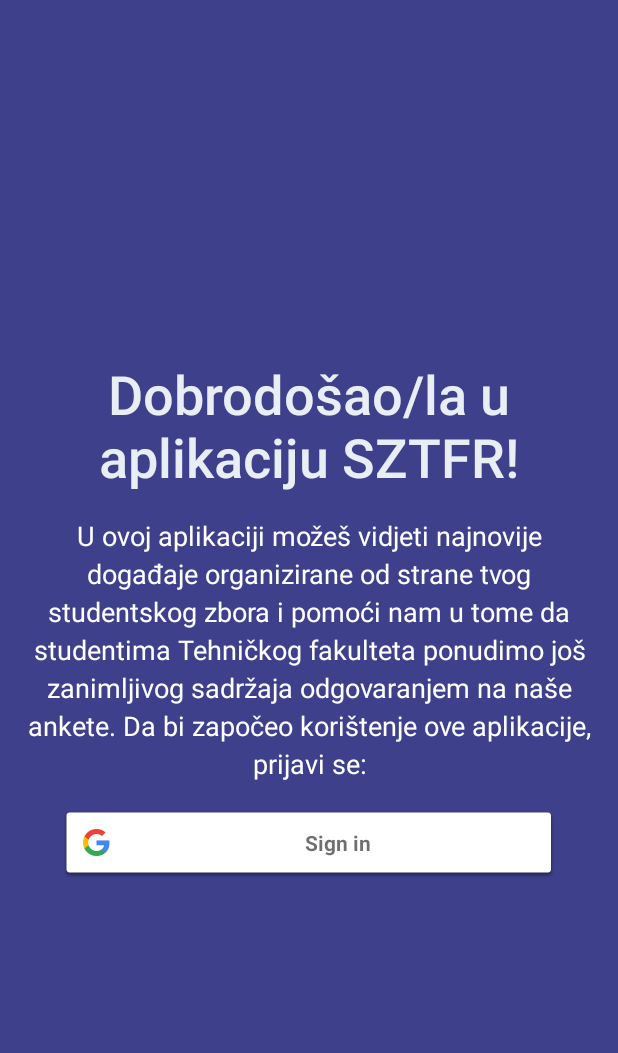
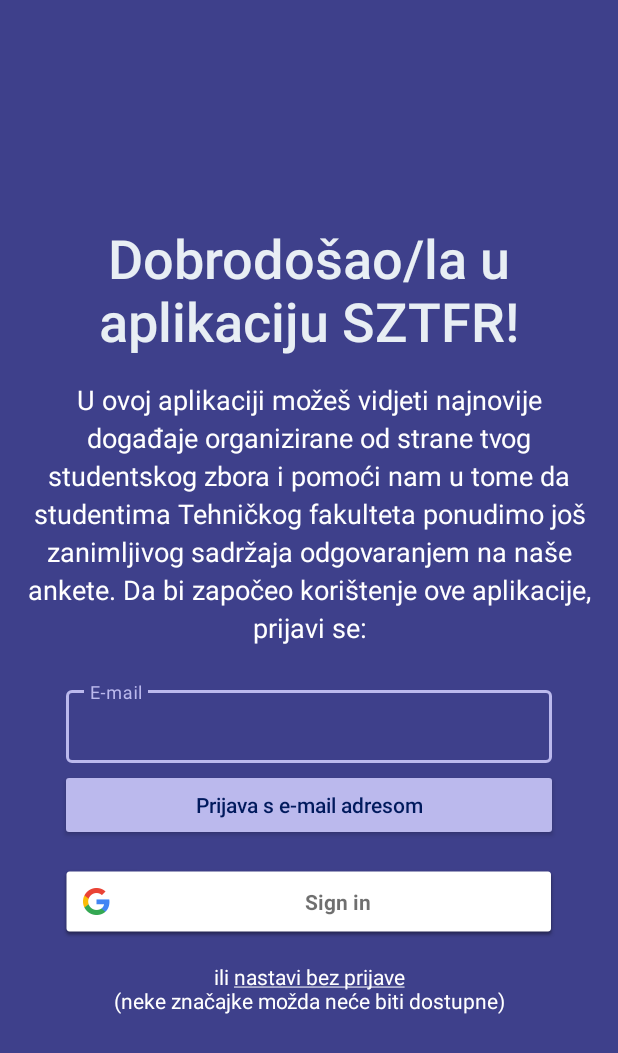
Before and after one commit to Marina-Banov/sztfr, an Android app: the screen it shows after launch (LoginActivity), on a phone screen of 412 x 824 dp. Shown: the top 1053 px of the screen. Run offline under Robolectric (Android 15) with nearby library versions, the phone set to English and light mode, and no system bars; our stand-ins replace Firebase (no records; nobody signed in at launch, a user with empty details on screens opened directly), data binding; 2 statements that could not run were skipped.

Commit message:
add email link and anonymous auth methods. clean up

```diff
--- a/sztfr-android/app/src/main/java/hr/sztfr/sztfr_android/ui/login/LoginActivity.kt
+++ b/sztfr-android/app/src/main/java/hr/sztfr/sztfr_android/ui/login/LoginActivity.kt
@@ -1,6 +1,9 @@
 package hr.sztfr.sztfr_android.ui.login
 
+import android.content.Context
 import android.content.Intent
+import android.content.SharedPreferences
+import android.content.SharedPreferences.Editor
 import android.os.Bundle
 import android.widget.Toast
 import androidx.appcompat.app.AppCompatActivity
@@ -9,10 +12,15 @@ import com.google.android.gms.auth.api.signin.GoogleSignIn
 import com.google.android.gms.auth.api.signin.GoogleSignInClient
 import com.google.android.gms.auth.api.signin.GoogleSignInOptions
 import com.google.android.gms.common.api.ApiException
+import com.google.android.gms.tasks.OnCompleteListener
+import com.google.firebase.auth.ActionCodeSettings
+import com.google.firebase.auth.AuthResult
 import com.google.firebase.auth.FirebaseAuth
 import com.google.firebase.auth.GoogleAuthProvider
 import com.google.firebase.auth.ktx.auth
 import com.google.firebase.ktx.Firebase
+import hr.sztfr.sztfr_android.BuildConfig.APPLICATION_ID
+import hr.sztfr.sztfr_android.BuildConfig.VERSION_NAME
 import hr.sztfr.sztfr_android.MainActivity
 import hr.sztfr.sztfr_android.R
 import hr.sztfr.sztfr_android.databinding.ActivityLoginBinding
@@ -21,131 +29,98 @@ import hr.sztfr.sztfr_android.databinding.ActivityLoginBinding
 class LoginActivity : AppCompatActivity() {
 
     private lateinit var binding: ActivityLoginBinding
-    private lateinit var loginViewModel: LoginViewModel
+    private lateinit var sharedPreferences: SharedPreferences
+    private lateinit var auth: FirebaseAuth
     private lateinit var googleSignInClient: GoogleSignInClient
-    private lateinit var auth: FirebaseAuth
-    private val RC_SIGN_IN = 123
+
+    private val onAuthComplete = OnCompleteListener<AuthResult> { task ->
+        if (task.isSuccessful) {
+            navigateToMainActivity()
+        } else {
+            showLoginFailed()
+        }
+    }
+
+    companion object {
+        private const val GOOGLE_SIGN_IN_REQ_CODE = 123
+    }
 
     override fun onCreate(savedInstanceState: Bundle?) {
         super.onCreate(savedInstanceState)
         binding = DataBindingUtil.setContentView(this, R.layout.activity_login)
+        sharedPreferences = this.getPreferences(Context.MODE_PRIVATE)
+        auth = Firebase.auth
+
+        binding.emailSignInButton.setOnClickListener {
+            val email = binding.email.text
+            email?.let {
+                binding.email.clearFocus()
+                firebaseAuthSendEmail(email.toString())
+            }
+        }
 
         val gso = GoogleSignInOptions.Builder(GoogleSignInOptions.DEFAULT_SIGN_IN)
             .requestIdToken(getString(R.string.default_web_client_id))
             .requestEmail()
             .build()
         googleSignInClient = GoogleSignIn.getClient(this, gso)
-        auth = Firebase.auth
-
-        binding.googleSignInButton.setOnClickListener { signIn() }
-/*
-        val username = findViewById<EditText>(R.id.username)
-        val password = findViewById<EditText>(R.id.password)
-        val login = findViewById<Button>(R.id.login)
-        val loading = findViewById<ProgressBar>(R.id.loading)
-
-        loginViewModel = ViewModelProvider(this, LoginViewModelFactory())
-            .get(LoginViewModel::class.java)
-
-        loginViewModel.loginFormState.observe(this@LoginActivity, Observer {
-            val loginState = it ?: return@Observer
-
-            // disable login button unless both username / password is valid
-            login.isEnabled = loginState.isDataValid
-
-            if (loginState.usernameError != null) {
-                username.error = getString(loginState.usernameError)
-            }
-            if (loginState.passwordError != null) {
-               password.error = getString(loginState.passwordError)
-            }
-        })
-
-        loginViewModel.loginResult.observe(this@LoginActivity, Observer {
-            val loginResult = it ?: return@Observer
-
-            loading.visibility = View.GONE
-            if (loginResult.error != null) {
-                showLoginFailed(loginResult.error)
-            }
-            if (loginResult.success != null) {
-                updateUiWithUser(loginResult.success)
-            }
-            setResult(Activity.RESULT_OK)
-
-            //Complete and destroy login activity once successful
-            finish()
-        })
-
-        username.afterTextChanged {
-            loginViewModel.loginDataChanged(
-                username.text.toString(),
-                password.text.toString()
-            )
+        binding.googleSignInButton.setOnClickListener {
+            startActivityForResult(googleSignInClient.signInIntent, GOOGLE_SIGN_IN_REQ_CODE)
         }
 
-        password.apply {
-            afterTextChanged {
-                loginViewModel.loginDataChanged(
-                    username.text.toString(),
-                    password.text.toString()
-                )
-            }
-
-            setOnEditorActionListener { _, actionId, _ ->
-                when (actionId) {
-                    EditorInfo.IME_ACTION_DONE ->
-                        loginViewModel.login(
-                            username.text.toString(),
-                            password.text.toString()
-                        )
-                }
-                false
-            }
-
-            login.setOnClickListener {
-                loading.visibility = View.VISIBLE
-                loginViewModel.login(username.text.toString(), password.text.toString())
-            }
-        }*/
+        binding.anonymousSignIn.setOnClickListener {
+            auth.signInAnonymously().addOnCompleteListener(this, onAuthComplete)
+        }
     }
 
     override fun onStart() {
         super.onStart()
-        auth.currentUser?.let {
+        if (auth.currentUser != null) {
             navigateToMainActivity()
+        } else {
+            val emailLink = intent.data.toString()
+            val email = sharedPreferences.getString("userEmail", "")
+            email?.let {
+                if (auth.isSignInWithEmailLink(emailLink)) {
+                    auth.signInWithEmailLink(email, emailLink).addOnCompleteListener(this, onAuthComplete)
+                }
+            }
         }
     }
 
-    private fun signIn() {
-        val signInIntent = googleSignInClient.signInIntent
-        startActivityForResult(signInIntent, RC_SIGN_IN)
+    private fun firebaseAuthSendEmail(email: String) {
+        val actionCodeSettings = ActionCodeSettings.newBuilder()
+                .setHandleCodeInApp(true)
+                .setUrl("https://sztfr.page.link")
+                .setAndroidPackageName(APPLICATION_ID, true, VERSION_NAME)
+                .build()
+
+        // TODO If you want the dynamic link to redirect to a specific activity, you will need to configure an intent filter in your AndroidManifest.xml file. This can be done by either specifying your dynamic link domain or the email action handler in the intent filter. By default, the email action handler is hosted on a domain like the following example: PROJECT_ID.firebaseapp.com
+        auth.sendSignInLinkToEmail(email, actionCodeSettings).addOnCompleteListener { task ->
+            if (task.isSuccessful) {
+                val editor: Editor = sharedPreferences.edit()
+                editor.putString("userEmail", email)
+                editor.apply()
+                Toast.makeText(applicationContext, R.string.email_sent, Toast.LENGTH_LONG).show()
+            } else {
+                showLoginFailed()
+            }
+        }
     }
 
     override fun onActivityResult(requestCode: Int, resultCode: Int, data: Intent?) {
         super.onActivityResult(requestCode, resultCode, data)
 
-        if (requestCode == RC_SIGN_IN) {
+        if (requestCode == GOOGLE_SIGN_IN_REQ_CODE) {
             val task = GoogleSignIn.getSignedInAccountFromIntent(data)
             try {
                 val account = task.getResult(ApiException::class.java)!!
-                firebaseAuthWithGoogle(account.idToken!!)
+                val credential = GoogleAuthProvider.getCredential(account.idToken!!, null)
+                auth.signInWithCredential(credential).addOnCompleteListener(this, onAuthComplete)
             } catch (e: ApiException) {
                 showLoginFailed()
             }
         }
-    }
-
-    private fun firebaseAuthWithGoogle(idToken: String) {
-        val credential = GoogleAuthProvider.getCredential(idToken, null)
-        auth.signInWithCredential(credential)
-            .addOnCompleteListener(this) { task ->
-                if (task.isSuccessful) {
-                    navigateToMainActivity()
-                } else {
-                    showLoginFailed()
-                }
-            }
     }
 
     private fun navigateToMainActivity() {
@@ -158,18 +133,3 @@ class LoginActivity : AppCompatActivity() {
         Toast.makeText(applicationContext, R.string.login_failed, Toast.LENGTH_SHORT).show()
     }
 }
-/*
-/**
- * Extension function to simplify setting an afterTextChanged action to EditText components.
- */
-fun EditText.afterTextChanged(afterTextChanged: (String) -> Unit) {
-    this.addTextChangedListener(object : TextWatcher {
-        override fun afterTextChanged(editable: Editable?) {
-            afterTextChanged.invoke(editable.toString())
-        }
-
-        override fun beforeTextChanged(s: CharSequence, start: Int, count: Int, after: Int) {}
-
-        override fun onTextChanged(s: CharSequence, start: Int, before: Int, count: Int) {}
-    })
-}*/
--- a/sztfr-android/app/src/main/res/layout/activity_login.xml
+++ b/sztfr-android/app/src/main/res/layout/activity_login.xml
@@ -32,9 +32,9 @@
             android:text="@string/welcome_description_text" />
 
         <!-- material.io/components/text-fields/android -->
-        <!-- <com.google.android.material.textfield.TextInputLayout
+        <com.google.android.material.textfield.TextInputLayout
             style="@style/Widget.SZTFR.TextInputLayout"
-            android:layout_marginTop="@dimen/spacing_normal"
+            android:layout_marginTop="@dimen/spacing_large"
             android:hint="@string/prompt_email">
 
             <com.google.android.material.textfield.TextInputEditText
@@ -45,29 +45,19 @@
                 android:selectAllOnFocus="true" />
         </com.google.android.material.textfield.TextInputLayout>
 
-        <com.google.android.material.textfield.TextInputLayout
-            style="@style/Widget.SZTFR.TextInputLayout"
-            android:layout_marginTop="@dimen/spacing_small"
-            android:hint="@string/prompt_password">
-
-            <com.google.android.material.textfield.TextInputEditText
-                android:id="@+id/password"
-                android:layout_width="match_parent"
-                android:layout_height="wrap_content"
-                android:inputType="textPassword"
-                android:selectAllOnFocus="true" />
-        </com.google.android.material.textfield.TextInputLayout>
-
         <Button
-            android:id="@+id/login"
+            android:id="@+id/email_sign_in_button"
+            style="@style/Widget.AppCompat.Button"
             android:layout_width="match_parent"
             android:layout_height="wrap_content"
             android:layout_gravity="start"
             android:layout_marginStart="@dimen/spacing_large"
-            android:layout_marginTop="@dimen/spacing_small"
+            android:layout_marginTop="@dimen/spacing_extra_small"
             android:layout_marginEnd="@dimen/spacing_large"
-            android:enabled="false"
-            android:text="@string/action_sign_in" /> -->
+            android:text="@string/login_with_email"
+            android:textAllCaps="false"
+            android:textColor="@color/primaryDarkColor"
+            app:backgroundTint="@color/primaryExtraLightColor" />
 
         <com.google.android.gms.common.SignInButton
             android:id="@+id/google_sign_in_button"
@@ -76,6 +66,20 @@
             android:layout_marginStart="@dimen/spacing_large"
             android:layout_marginTop="@dimen/spacing_normal"
             android:layout_marginEnd="@dimen/spacing_large" />
+
+        <TextView
+            android:id="@+id/anonymous_sign_in"
+            android:layout_width="match_parent"
+            android:layout_height="wrap_content"
+            android:layout_marginStart="@dimen/spacing_large"
+            android:layout_marginTop="@dimen/spacing_normal"
+            android:layout_marginEnd="@dimen/spacing_large"
+            android:autoLink="all"
+            android:linksClickable="false"
+            android:selectAllOnFocus="false"
+            android:text="@string/login_anonymous"
+            android:textAlignment="center"
+            android:textColor="?attr/colorOnPrimary" />
 
         <!--<ProgressBar
             android:id="@+id/loading"
--- a/sztfr-android/app/src/main/res/values/strings.xml
+++ b/sztfr-android/app/src/main/res/values/strings.xml
@@ -1,13 +1,17 @@
+<?xml version="1.0" encoding="utf-8"?>
 <resources>
     <string name="app_name">SZTFR</string>
     <string name="welcome_title_text">Dobrodošao/la u aplikaciju SZTFR!</string>
     <string name="welcome_description_text">U ovoj aplikaciji možeš vidjeti najnovije događaje organizirane od strane tvog studentskog zbora i pomoći nam u tome da studentima Tehničkog fakulteta ponudimo još zanimljivog sadržaja odgovaranjem na naše ankete. Da bi započeo korištenje ove aplikacije, prijavi se:</string>
-    <string name="prompt_email">Email</string>
+    <string name="prompt_email">E-mail</string>
     <string name="prompt_password">Lozinka</string>
     <string name="action_sign_in">Prijava ili registracija</string>
     <string name="action_sign_in_short">Prijava</string>
     <string name="action_sign_out">Odjava</string>
-    <string name="invalid_username">Email nije ispravan</string>
+    <string name="invalid_username">E-mail nije ispravan</string>
     <string name="invalid_password">Lozinka mora imati više od 5 znakova</string>
     <string name="login_failed">Prijava nije uspjela</string>
+    <string name="login_with_email">Prijava s e-mail adresom</string>
+    <string name="email_sent">Na tvoju adresu smo poslali e-mail s uputama. Provjeri poštanski sandučić.</string>
+    <string name="login_anonymous">ili <u>nastavi bez prijave</u>\n(neke značajke možda neće biti dostupne)</string>
 </resources>
--- a/sztfr-android/app/src/main/res/values/styles.xml
+++ b/sztfr-android/app/src/main/res/values/styles.xml
@@ -24,6 +24,8 @@
         <item name="android:layout_height">wrap_content</item>
         <item name="android:layout_marginStart">@dimen/spacing_large</item>
         <item name="android:layout_marginEnd">@dimen/spacing_large</item>
+        <item name="android:paddingStart">@dimen/spacing_extra_small</item>
+        <item name="android:paddingEnd">@dimen/spacing_extra_small</item>
         <item name="materialThemeOverlay">@style/ThemeOverlay.SZTFR.TextInputLayout</item>
     </style>
 </resources>
```
Also changed, not shown: sztfr-android/app/src/main/java/hr/sztfr/sztfr_android/data/LoginDataSource.kt (deleted, +0 -24 lines), sztfr-android/app/src/main/java/hr/sztfr/sztfr_android/data/LoginRepository.kt (deleted, +0 -46 lines), sztfr-android/app/src/main/java/hr/sztfr/sztfr_android/data/Result.kt (deleted, +0 -18 lines), sztfr-android/app/src/main/java/hr/sztfr/sztfr_android/data/model/LoggedInUser.kt (deleted, +0 -9 lines), sztfr-android/app/src/main/java/hr/sztfr/sztfr_android/ui/login/LoggedInUserView.kt (deleted, +0 -9 lines), sztfr-android/app/src/main/java/hr/sztfr/sztfr_android/ui/login/LoginFormState.kt (deleted, +0 -8 lines), sztfr-android/app/src/main/java/hr/sztfr/sztfr_android/ui/login/LoginResult.kt (deleted, +0 -9 lines), sztfr-android/app/src/main/java/hr/sztfr/sztfr_android/ui/login/LoginViewModel.kt (deleted, +0 -54 lines), sztfr-android/app/src/main/java/hr/sztfr/sztfr_android/ui/login/LoginViewModelFactory.kt (deleted, +0 -25 lines).
